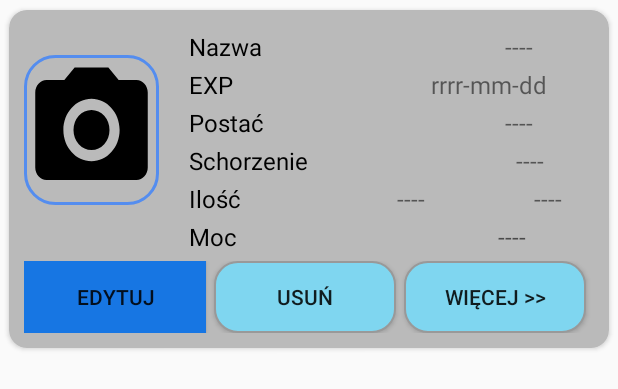
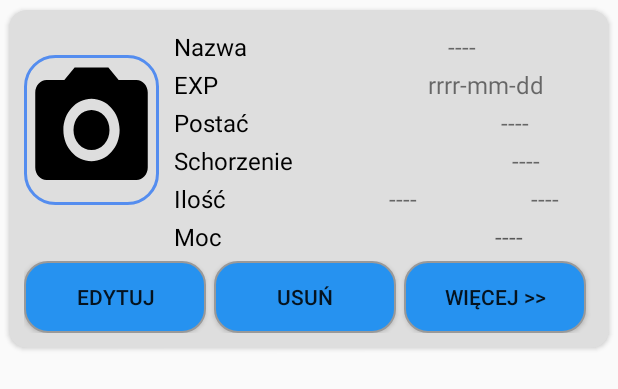
Before and after one commit to mysha13/MyFirstAidKit, an Android app: the layout cardview_recycler_onemedicine.xml on its own in the app's theme, with its tools: preview values and no code run, on a phone screen of 412 x 824 dp. Shown: the top 389 px of the screen. Run offline under Robolectric (Android 15) with nearby library versions, the phone set to English and light mode, and no system bars.

Commit message:
color change

```diff
--- a/app/src/main/res/drawable/button_shape.xml
+++ b/app/src/main/res/drawable/button_shape.xml
@@ -4,7 +4,7 @@
         android:radius="15dp"
         />
     <solid
-        android:color="#7FD6F0"
+        android:color="#2692F0"
         />
     <padding
         android:left="0dp"
--- a/app/src/main/res/layout/activity_one_medicine_information.xml
+++ b/app/src/main/res/layout/activity_one_medicine_information.xml
@@ -35,8 +35,8 @@
         android:id="@+id/recyclerView"
         android:layout_width="match_parent"
         android:layout_height="match_parent"
-        android:layout_margin="10dp"
-        android:padding="10dp"
+        android:layout_margin="5dp"
+        android:padding="2dp"
         android:layout_marginTop="20dp">
 
 
--- a/app/src/main/res/layout/cardview_recycler_onemedicine.xml
+++ b/app/src/main/res/layout/cardview_recycler_onemedicine.xml
@@ -6,7 +6,7 @@
     android:layout_height="wrap_content"
     xmlns:app="http://schemas.android.com/apk/res-auto"
     android:id="@+id/card_view"
-    card_view:cardBackgroundColor="#BABABA"
+    card_view:cardBackgroundColor="#DEDEDE"
     card_view:cardCornerRadius="12dp"
     android:foreground="?selectableItemBackground"
     app:cardUseCompatPadding="true">
@@ -56,9 +56,9 @@
             android:layout_width="match_parent"
             android:layout_height="wrap_content"
             android:id="@+id/line1"
-            android:weightSum="2"
+            android:weightSum="6"
             android:layout_marginTop="10dp"
-            android:layout_marginLeft="110dp">
+            android:layout_marginLeft="100dp">
 
             <TextView
                 android:layout_weight="1"
@@ -69,11 +69,11 @@
                 android:layout_marginTop="3dp"
                 android:text="@string/oneInformationMedicine_txt_name"
                 android:textColor="@android:color/black"
-                android:textSize="16dp" />
+                android:textSize="16dp"/>
 
             <TextView
                 android:gravity="center"
-                android:layout_weight="1"
+                android:layout_weight="5"
                 android:layout_height="wrap_content"
                 android:layout_width="wrap_content"
                 android:id="@+id/tv_name_item"
@@ -87,7 +87,7 @@
         <LinearLayout
             android:layout_width="match_parent"
             android:layout_height="wrap_content"
-            android:layout_marginLeft="110dp"
+            android:layout_marginLeft="100dp"
             android:id="@+id/line2"
             android:weightSum="2"
             android:layout_below="@+id/line1">
@@ -118,7 +118,7 @@
         <LinearLayout
             android:layout_width="match_parent"
             android:layout_height="wrap_content"
-            android:layout_marginLeft="110dp"
+            android:layout_marginLeft="100dp"
             android:id="@+id/line3"
             android:weightSum="2"
             android:layout_below="@+id/line2">
@@ -149,7 +149,7 @@
         <LinearLayout
             android:layout_width="match_parent"
             android:layout_height="wrap_content"
-            android:layout_marginLeft="110dp"
+            android:layout_marginLeft="100dp"
             android:id="@+id/line4"
             android:weightSum="2"
             android:layout_below="@+id/line3">
@@ -180,7 +180,7 @@
         <LinearLayout
             android:layout_width="match_parent"
             android:layout_height="wrap_content"
-            android:layout_marginLeft="110dp"
+            android:layout_marginLeft="100dp"
             android:id="@+id/line5"
             android:weightSum="3"
             android:layout_below="@+id/line4">
@@ -221,7 +221,7 @@
         <LinearLayout
             android:layout_width="match_parent"
             android:layout_height="wrap_content"
-            android:layout_marginLeft="110dp"
+            android:layout_marginLeft="100dp"
             android:id="@+id/line6"
             android:weightSum="2"
             android:layout_below="@+id/line5">
@@ -262,7 +262,7 @@
 
             <!--@drawable/button_shape-->
             <Button
-                android:background="#1776E3"
+                android:background="@drawable/button_shape"
                 android:id="@+id/btn_update_item"
                 android:layout_width="wrap_content"
                 android:layout_height="wrap_content"
--- a/app/src/main/res/layout/takemedicine_newitem.xml
+++ b/app/src/main/res/layout/takemedicine_newitem.xml
@@ -6,6 +6,7 @@
     android:layout_width="match_parent"
     android:layout_height="match_parent"
     android:clickable="true"
+    app:cardBackgroundColor="#DEDEDE"
     android:foreground="?selectableItemBackground"
     app:cardCornerRadius="12dp"
     app:cardElevation="3dp"
```
